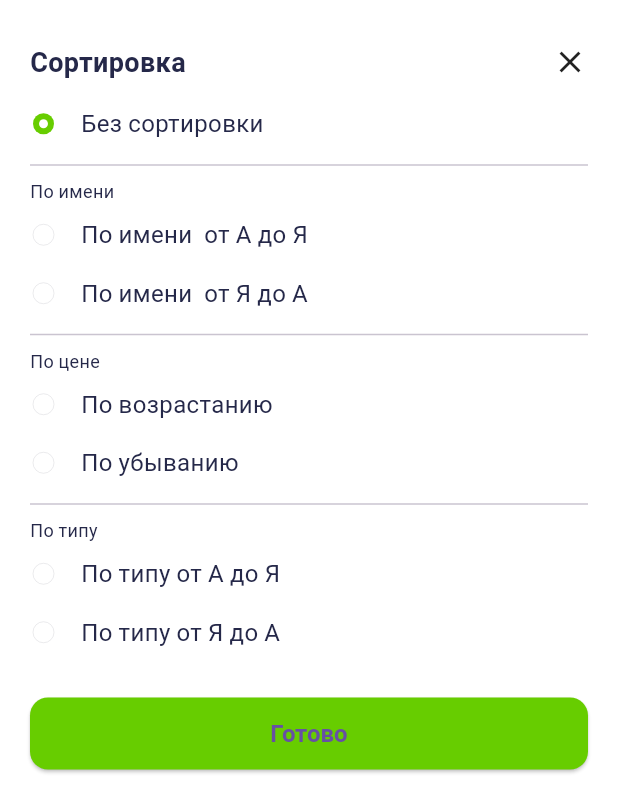
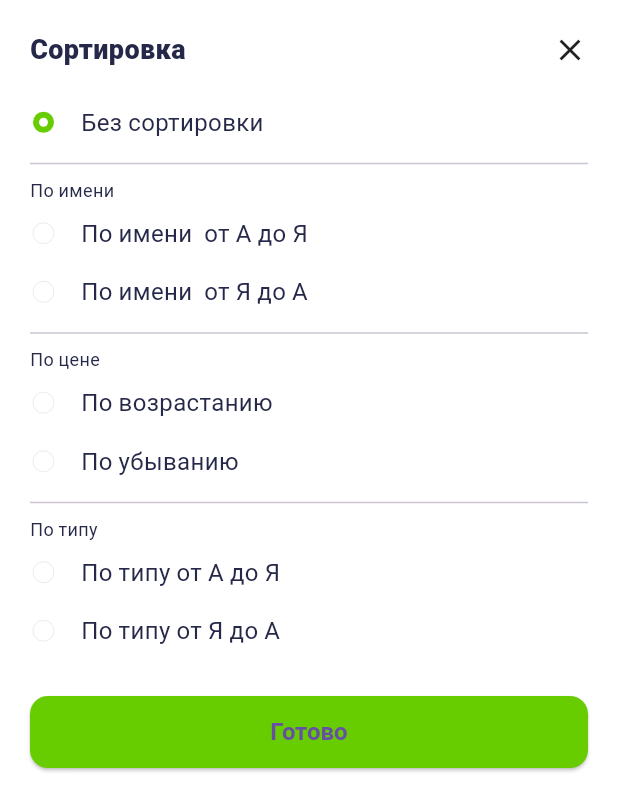
Before and after one commit to Yarikml/surf-course, a Flutter app: the SortProductsBottomSheet widget shown alone on an empty page, opened directly with empty values, on a phone screen of 412 x 824 dp. Shown: the top 812 px of the screen. Run offline on Flutter 3.47's test engine with Material 3 defaults, Android fonts, the phone set to English and light mode, and no system bars; our stand-ins replace decimal, flutter_svg; network calls fail.

Commit message:
fix text syle

```diff
--- a/task-12/lib/assets/text/text_style.dart
+++ b/task-12/lib/assets/text/text_style.dart
@@ -6,8 +6,7 @@ enum AppTextStyle {
   regular10(
     TextStyle(
       fontSize: 10,
-      height: 1.6,
-      fontWeight: FontWeight.normal,
+      fontWeight: FontWeight.w400,
       color: ColorPalette.darkBlue,
     ),
   ),
@@ -80,9 +79,8 @@ enum AppTextStyle {
   bold18(
     TextStyle(
       fontSize: 18,
-      height: 2.4,
       color: ColorPalette.spaceCadet,
-      fontWeight: FontWeight.bold,
+      fontWeight: FontWeight.w800,
     ),
   );
 
--- a/task-12/lib/features/receipt/pages/receipt_page/sort_products_bottom_sheet.dart
+++ b/task-12/lib/features/receipt/pages/receipt_page/sort_products_bottom_sheet.dart
@@ -43,7 +43,11 @@ class _SortProductsBottomSheetState extends State<SortProductsBottomSheet> {
       child: Column(
         crossAxisAlignment: CrossAxisAlignment.start,
         children: [
-          Row(
+          Padding(
+            padding: const EdgeInsets.only(
+              bottom: 16,
+            ),
+            child: Row(
               mainAxisAlignment: MainAxisAlignment.spaceBetween,
               children: [
                 Text(
@@ -55,6 +59,7 @@ class _SortProductsBottomSheetState extends State<SortProductsBottomSheet> {
                   child: const Icon(Icons.close),
                 ),
               ],
+            ),
           ),
           ListView.builder(
             shrinkWrap: true,
```
Lines whose indentation alone changed are shown as unchanged.
